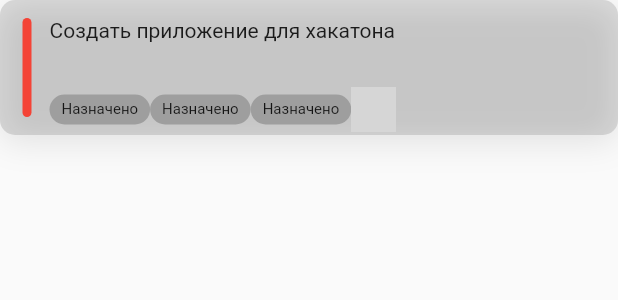
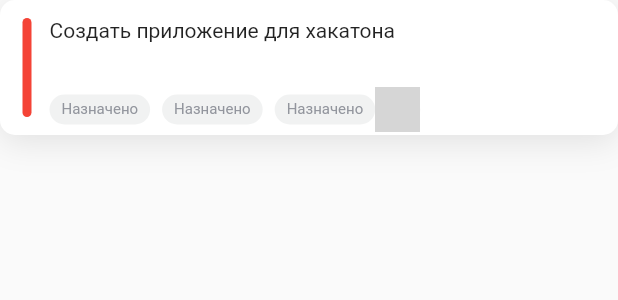
Before and after one commit to black-rusuz/rostelecom, a Flutter app: the TaskCard widget shown alone on an empty page, opened directly, on a phone screen of 412 x 824 dp. Shown: the top 300 px of the screen. Run offline on Flutter 3.47's test engine with Material 2 defaults, Android fonts, the light colour scheme and no system bars; drawn by our look-alikes of cached_network_image; our stand-ins replace dio, equatable, flutter_bloc, get_it, google_fonts, injectable; network calls fail; grey boxes are pictures that could not be loaded.

Commit message:
part of tag styles

```diff
--- a/lib/presentation/widgets/tasks_board.dart
+++ b/lib/presentation/widgets/tasks_board.dart
@@ -1,6 +1,7 @@
 import 'package:cached_network_image/cached_network_image.dart';
 import 'package:flutter/material.dart';
 
+import '../../styles.dart';
 import 'base_card.dart';
 
 class TasksBoard extends StatelessWidget {
@@ -35,7 +36,9 @@ class TasksBoard extends StatelessWidget {
                   Column(
                     children: const [
                       TaskCard(),
+                      SizedBox(height: 14),
                       TaskCard(),
+                      SizedBox(height: 14),
                       TaskCard(),
                     ],
                   ),
@@ -76,6 +79,7 @@ class TaskCard extends StatelessWidget {
   @override
   Widget build(BuildContext context) {
     return BaseCard(
+      color: Colors.white,
       padding: const EdgeInsets.symmetric(vertical: 12, horizontal: 15),
       child: IntrinsicHeight(
         child: Row(
@@ -98,7 +102,9 @@ class TaskCard extends StatelessWidget {
                     Row(
                       children: const [
                         Tag(),
+                        SizedBox(width: 8),
                         Tag(),
+                        SizedBox(width: 8),
                         Tag(),
                       ],
                     ),
@@ -128,10 +134,11 @@ class Tag extends StatelessWidget {
     return Container(
       padding: const EdgeInsets.symmetric(vertical: 4, horizontal: 8),
       decoration: BoxDecoration(
-        color: Colors.grey,
+        color: Styles.tagBgColor,
         borderRadius: BorderRadius.circular(50),
       ),
-      child: const Text('Назначено', style: TextStyle(fontSize: 10)),
+      child: const Text('Назначено',
+          style: TextStyle(fontSize: 10, color: Styles.greyColor)),
     );
   }
 }
--- a/lib/styles.dart
+++ b/lib/styles.dart
@@ -92,4 +92,6 @@ class Styles {
   static const redColor = Color(0xFFEF3E40);
 
   static const greyColor = Color(0xFF92959D);
+
+  static const tagBgColor = Color(0xFFF1F2F2);
 }
```
